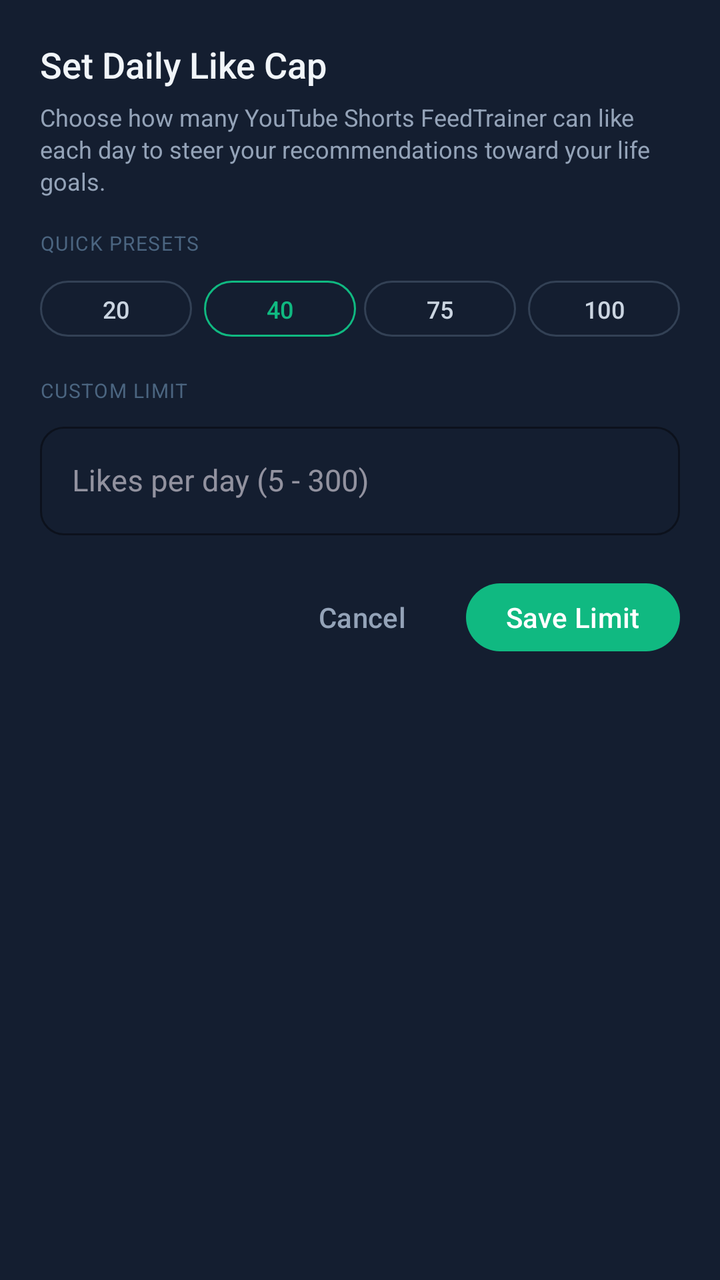
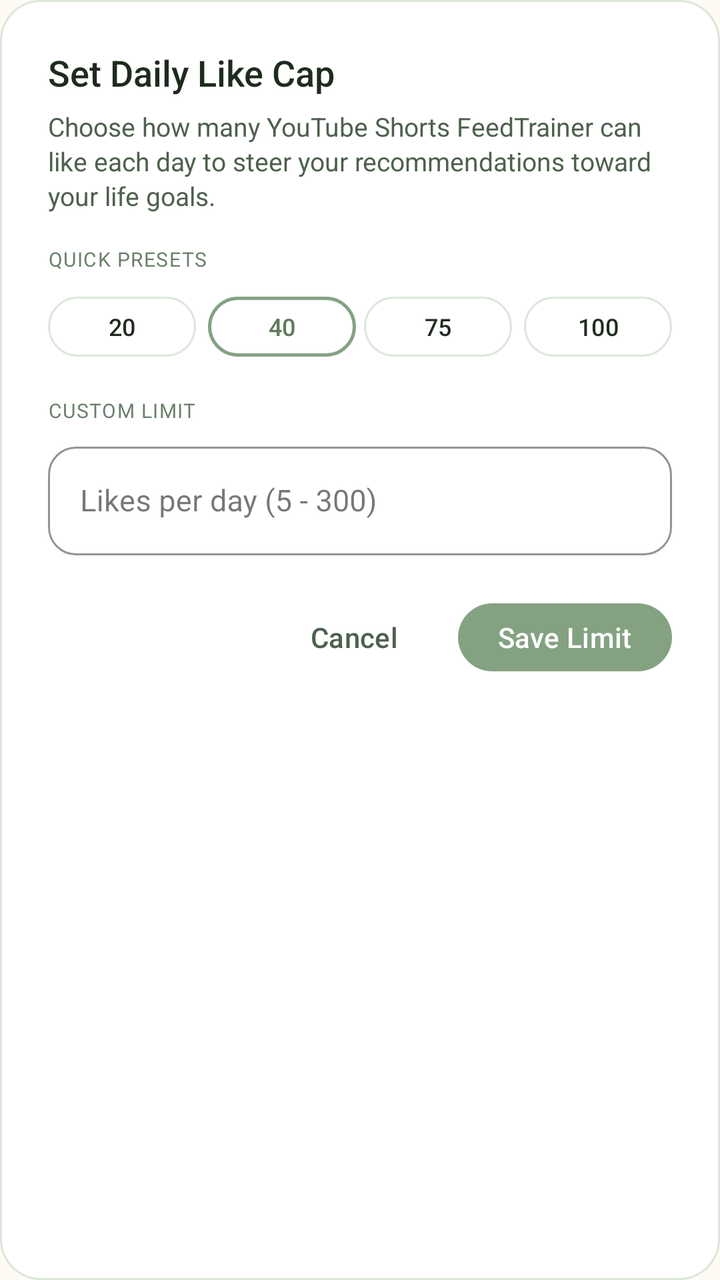

Compare the two renders of this Android layout. The source of the first and the diff that turns it into the second are given below.
<!-- AndroidManifest.xml: application theme Theme.FeedTrainer -->
<!-- res/layout/dialog_edit_daily_cap.xml -->
<?xml version="1.0" encoding="utf-8"?>
<LinearLayout xmlns:android="http://schemas.android.com/apk/res/android"
    xmlns:app="http://schemas.android.com/apk/res-auto"
    android:layout_width="match_parent"
    android:layout_height="wrap_content"
    android:orientation="vertical"
    android:padding="20dp"
    android:background="#141E30">

    <TextView
        android:layout_width="wrap_content"
        android:layout_height="wrap_content"
        android:text="Set Daily Like Cap"
        android:textColor="#F1F5F9"
        android:textSize="18sp"
        android:fontFamily="sans-serif-medium" />

    <TextView
        android:layout_width="match_parent"
        android:layout_height="wrap_content"
        android:text="Choose how many YouTube Shorts FeedTrainer can like each day to steer your recommendations toward your life goals."
        android:textColor="#94A3B8"
        android:textSize="12sp"
        android:lineSpacingExtra="2dp"
        android:layout_marginTop="6dp"
        android:layout_marginBottom="16dp" />

    
    <TextView
        android:layout_width="wrap_content"
        android:layout_height="wrap_content"
        android:text="QUICK PRESETS"
        android:textColor="#4B6580"
        android:textSize="10sp"
        android:letterSpacing="0.05"
        android:layout_marginBottom="8dp" />

    <LinearLayout
        android:layout_width="match_parent"
        android:layout_height="wrap_content"
        android:orientation="horizontal"
        android:layout_marginBottom="16dp">

        <com.google.android.material.button.MaterialButton
            android:id="@+id/btnPreset20"
            style="@style/Widget.Material3.Button.OutlinedButton"
            android:layout_width="0dp"
            android:layout_height="36dp"
            android:layout_weight="1"
            android:text="20"
            android:textSize="12sp"
            android:textColor="#CBD5E1"
            app:strokeColor="#334155"
            app:strokeWidth="1dp"
            app:cornerRadius="18dp"
            android:layout_marginEnd="4dp" />

        <com.google.android.material.button.MaterialButton
            android:id="@+id/btnPreset40"
            style="@style/Widget.Material3.Button.OutlinedButton"
            android:layout_width="0dp"
            android:layout_height="36dp"
            android:layout_weight="1"
            android:text="40"
            android:textSize="12sp"
            android:textColor="#10B981"
            app:strokeColor="#10B981"
            app:strokeWidth="1dp"
            app:cornerRadius="18dp"
            android:layout_marginStart="2dp"
            android:layout_marginEnd="2dp" />

        <com.google.android.material.button.MaterialButton
            android:id="@+id/btnPreset75"
            style="@style/Widget.Material3.Button.OutlinedButton"
            android:layout_width="0dp"
            android:layout_height="36dp"
            android:layout_weight="1"
            android:text="75"
            android:textSize="12sp"
            android:textColor="#CBD5E1"
            app:strokeColor="#334155"
            app:strokeWidth="1dp"
            app:cornerRadius="18dp"
            android:layout_marginStart="2dp"
            android:layout_marginEnd="2dp" />

        <com.google.android.material.button.MaterialButton
            android:id="@+id/btnPreset100"
            style="@style/Widget.Material3.Button.OutlinedButton"
            android:layout_width="0dp"
            android:layout_height="36dp"
            android:layout_weight="1"
            android:text="100"
            android:textSize="12sp"
            android:textColor="#CBD5E1"
            app:strokeColor="#334155"
            app:strokeWidth="1dp"
            app:cornerRadius="18dp"
            android:layout_marginStart="4dp" />
    </LinearLayout>

    
    <TextView
        android:layout_width="wrap_content"
        android:layout_height="wrap_content"
        android:text="CUSTOM LIMIT"
        android:textColor="#4B6580"
        android:textSize="10sp"
        android:letterSpacing="0.05"
        android:layout_marginBottom="6dp" />

    <com.google.android.material.textfield.TextInputLayout
        style="@style/Widget.MaterialComponents.TextInputLayout.OutlinedBox"
        android:layout_width="match_parent"
        android:layout_height="wrap_content"
        app:boxStrokeColor="#10B981"
        app:boxCornerRadiusTopStart="12dp"
        app:boxCornerRadiusTopEnd="12dp"
        app:boxCornerRadiusBottomStart="12dp"
        app:boxCornerRadiusBottomEnd="12dp"
        android:layout_marginBottom="20dp">

        <com.google.android.material.textfield.TextInputEditText
            android:id="@+id/etCustomCap"
            android:layout_width="match_parent"
            android:layout_height="wrap_content"
            android:inputType="number"
            android:textColor="#F1F5F9"
            android:textSize="15sp"
            android:hint="Likes per day (5 - 300)"
            android:textColorHint="#475569" />
    </com.google.android.material.textfield.TextInputLayout>

    
    <LinearLayout
        android:layout_width="match_parent"
        android:layout_height="wrap_content"
        android:orientation="horizontal"
        android:gravity="end">

        <com.google.android.material.button.MaterialButton
            android:id="@+id/btnCancelCap"
            style="@style/Widget.Material3.Button.TextButton"
            android:layout_width="wrap_content"
            android:layout_height="42dp"
            android:text="Cancel"
            android:textColor="#94A3B8"
            android:layout_marginEnd="8dp" />

        <com.google.android.material.button.MaterialButton
            android:id="@+id/btnSaveCap"
            android:layout_width="wrap_content"
            android:layout_height="42dp"
            android:text="Save Limit"
            android:textColor="#FFFFFF"
            app:backgroundTint="#10B981"
            app:cornerRadius="21dp"
            android:paddingStart="20dp"
            android:paddingEnd="20dp" />
    </LinearLayout>
</LinearLayout>
<!-- resources referenced by this layout -->
<resources>
  <style name="Theme.FeedTrainer" parent="Theme.Material3.Dark.NoActionBar">
          <item name="colorPrimary">@color/primary</item>
          <item name="colorOnPrimary">@color/on_primary</item>
          <item name="colorPrimaryContainer">@color/primary_container</item>
          <item name="colorSurface">@color/surface_dark</item>
          <item name="colorSurfaceVariant">@color/surface_card</item>
          <item name="android:statusBarColor">#0B1120</item>
          <item name="android:windowBackground">@color/bg_dark</item>
          <item name="android:navigationBarColor">#0B1120</item>
          <item name="android:windowLightStatusBar">false</item>
      </style>
  <color name="primary">#10B981</color>
  <color name="on_primary">#FFFFFF</color>
  <color name="primary_container">#064E3B</color>
  <color name="surface_dark">#1E293B</color>
  <color name="surface_card">#243248</color>
  <color name="bg_dark">#0F172A</color>
</resources>

<!-- the commit's change to res/layout/dialog_edit_daily_cap.xml (unified diff, before → after) -->
@@ -4,14 +4,14 @@
     android:layout_width="match_parent"
     android:layout_height="wrap_content"
     android:orientation="vertical"
-    android:padding="20dp"
-    android:background="#141E30">
+    android:padding="24dp"
+    android:background="@drawable/bg_card">
 
     <TextView
         android:layout_width="wrap_content"
         android:layout_height="wrap_content"
         android:text="Set Daily Like Cap"
-        android:textColor="#F1F5F9"
+        android:textColor="@color/brand_dark"
         android:textSize="18sp"
         android:fontFamily="sans-serif-medium" />
 
@@ -19,8 +19,8 @@
         android:layout_width="match_parent"
         android:layout_height="wrap_content"
         android:text="Choose how many YouTube Shorts FeedTrainer can like each day to steer your recommendations toward your life goals."
-        android:textColor="#94A3B8"
-        android:textSize="12sp"
+        android:textColor="@color/text_secondary"
+        android:textSize="13sp"
         android:lineSpacingExtra="2dp"
         android:layout_marginTop="6dp"
         android:layout_marginBottom="16dp" />
@@ -30,7 +30,7 @@
         android:layout_width="wrap_content"
         android:layout_height="wrap_content"
         android:text="QUICK PRESETS"
-        android:textColor="#4B6580"
+        android:textColor="@color/brand_text_muted"
         android:textSize="10sp"
         android:letterSpacing="0.05"
         android:layout_marginBottom="8dp" />
@@ -45,28 +45,28 @@
             android:id="@+id/btnPreset20"
             style="@style/Widget.Material3.Button.OutlinedButton"
             android:layout_width="0dp"
-            android:layout_height="36dp"
+            android:layout_height="38dp"
             android:layout_weight="1"
             android:text="20"
             android:textSize="12sp"
-            android:textColor="#CBD5E1"
-            app:strokeColor="#334155"
+            android:textColor="@color/brand_dark"
+            app:strokeColor="@color/brand_border"
             app:strokeWidth="1dp"
-            app:cornerRadius="18dp"
+            app:cornerRadius="19dp"
             android:layout_marginEnd="4dp" />
 
         <com.google.android.material.button.MaterialButton
             android:id="@+id/btnPreset40"
             style="@style/Widget.Material3.Button.OutlinedButton"
             android:layout_width="0dp"
-            android:layout_height="36dp"
+            android:layout_height="38dp"
             android:layout_weight="1"
             android:text="40"
             android:textSize="12sp"
-            android:textColor="#10B981"
-            app:strokeColor="#10B981"
-            app:strokeWidth="1dp"
-            app:cornerRadius="18dp"
+            android:textColor="@color/brand_moss_dark"
+            app:strokeColor="@color/brand_moss"
+            app:strokeWidth="1.5dp"
+            app:cornerRadius="19dp"
             android:layout_marginStart="2dp"
             android:layout_marginEnd="2dp" />
 
@@ -74,14 +74,14 @@
             android:id="@+id/btnPreset75"
             style="@style/Widget.Material3.Button.OutlinedButton"
             android:layout_width="0dp"
-            android:layout_height="36dp"
+            android:layout_height="38dp"
             android:layout_weight="1"
             android:text="75"
             android:textSize="12sp"
-            android:textColor="#CBD5E1"
-            app:strokeColor="#334155"
+            android:textColor="@color/brand_dark"
+            app:strokeColor="@color/brand_border"
             app:strokeWidth="1dp"
-            app:cornerRadius="18dp"
+            app:cornerRadius="19dp"
             android:layout_marginStart="2dp"
             android:layout_marginEnd="2dp" />
 
@@ -89,14 +89,14 @@
             android:id="@+id/btnPreset100"
             style="@style/Widget.Material3.Button.OutlinedButton"
             android:layout_width="0dp"
-            android:layout_height="36dp"
+            android:layout_height="38dp"
             android:layout_weight="1"
             android:text="100"
             android:textSize="12sp"
-            android:textColor="#CBD5E1"
-            app:strokeColor="#334155"
+            android:textColor="@color/brand_dark"
+            app:strokeColor="@color/brand_border"
             app:strokeWidth="1dp"
-            app:cornerRadius="18dp"
+            app:cornerRadius="19dp"
             android:layout_marginStart="4dp" />
     </LinearLayout>
 
@@ -105,7 +105,7 @@
         android:layout_width="wrap_content"
         android:layout_height="wrap_content"
         android:text="CUSTOM LIMIT"
-        android:textColor="#4B6580"
+        android:textColor="@color/brand_text_muted"
         android:textSize="10sp"
         android:letterSpacing="0.05"
         android:layout_marginBottom="6dp" />
@@ -114,11 +114,11 @@
         style="@style/Widget.MaterialComponents.TextInputLayout.OutlinedBox"
         android:layout_width="match_parent"
         android:layout_height="wrap_content"
-        app:boxStrokeColor="#10B981"
-        app:boxCornerRadiusTopStart="12dp"
-        app:boxCornerRadiusTopEnd="12dp"
-        app:boxCornerRadiusBottomStart="12dp"
-        app:boxCornerRadiusBottomEnd="12dp"
+        app:boxStrokeColor="@color/brand_moss"
+        app:boxCornerRadiusTopStart="14dp"
+        app:boxCornerRadiusTopEnd="14dp"
+        app:boxCornerRadiusBottomStart="14dp"
+        app:boxCornerRadiusBottomEnd="14dp"
         android:layout_marginBottom="20dp">
 
         <com.google.android.material.textfield.TextInputEditText
@@ -126,10 +126,10 @@
             android:layout_width="match_parent"
             android:layout_height="wrap_content"
             android:inputType="number"
-            android:textColor="#F1F5F9"
+            android:textColor="@color/brand_dark"
             android:textSize="15sp"
             android:hint="Likes per day (5 - 300)"
-            android:textColorHint="#475569" />
+            android:textColorHint="@color/text_muted" />
     </com.google.android.material.textfield.TextInputLayout>
 
     
@@ -145,7 +145,7 @@
             android:layout_width="wrap_content"
             android:layout_height="42dp"
             android:text="Cancel"
-            android:textColor="#94A3B8"
+            android:textColor="@color/text_secondary"
             android:layout_marginEnd="8dp" />
 
         <com.google.android.material.button.MaterialButton
@@ -153,8 +153,8 @@
             android:layout_width="wrap_content"
             android:layout_height="42dp"
             android:text="Save Limit"
-            android:textColor="#FFFFFF"
-            app:backgroundTint="#10B981"
+            android:textColor="@color/white"
+            app:backgroundTint="@color/brand_moss"
             app:cornerRadius="21dp"
             android:paddingStart="20dp"
             android:paddingEnd="20dp" />
<!-- resource entries referenced after the edit -->
@@ -1,21 +1,35 @@
 <!-- resources referenced by this layout -->
 <resources>
-  <style name="Theme.FeedTrainer" parent="Theme.Material3.Dark.NoActionBar">
-          <item name="colorPrimary">@color/primary</item>
-          <item name="colorOnPrimary">@color/on_primary</item>
-          <item name="colorPrimaryContainer">@color/primary_container</item>
-          <item name="colorSurface">@color/surface_dark</item>
-          <item name="colorSurfaceVariant">@color/surface_card</item>
-          <item name="android:statusBarColor">#0B1120</item>
-          <item name="android:windowBackground">@color/bg_dark</item>
-          <item name="android:navigationBarColor">#0B1120</item>
-          <item name="android:windowLightStatusBar">false</item>
+  <color name="brand_border">#DCE7DA</color>
+  <color name="brand_dark">#1E2B1E</color>
+  <color name="brand_moss">#84A282</color>
+  <color name="brand_moss_dark">#5C7B5A</color>
+  <color name="brand_text_muted">#6B7F6A</color>
+  <color name="text_muted">#778B76</color>
+  <color name="text_secondary">#4E614D</color>
+  <color name="white">#FFFFFFFF</color>
+  <!-- drawable bg_card (drawable) -->
+  <?xml version="1.0" encoding="utf-8"?>
+  <shape xmlns:android="http://schemas.android.com/apk/res/android"
+      android:shape="rectangle">
+      <solid android:color="@color/brand_card_bg" />
+      <stroke android:width="1dp" android:color="@color/brand_border" />
+      <corners android:radius="20dp" />
+  </shape>
+  <style name="Theme.FeedTrainer" parent="Theme.Material3.Light.NoActionBar">
+          <item name="colorPrimary">@color/brand_moss</item>
+          <item name="colorOnPrimary">@color/white</item>
+          <item name="colorPrimaryContainer">@color/brand_sage_light</item>
+          <item name="colorSurface">@color/brand_card_bg</item>
+          <item name="colorSurfaceVariant">@color/brand_cream</item>
+          <item name="android:statusBarColor">@color/brand_cream</item>
+          <item name="android:windowBackground">@color/brand_cream</item>
+          <item name="android:navigationBarColor">@color/brand_cream</item>
+          <item name="android:windowLightStatusBar">true</item>
+          <item name="android:windowLightNavigationBar">true</item>
       </style>
-  <color name="primary">#10B981</color>
-  <color name="on_primary">#FFFFFF</color>
-  <color name="primary_container">#064E3B</color>
-  <color name="surface_dark">#1E293B</color>
-  <color name="surface_card">#243248</color>
-  <color name="bg_dark">#0F172A</color>
+  <color name="brand_card_bg">#FFFFFF</color>
+  <color name="brand_sage_light">#EAF2E8</color>
+  <color name="brand_cream">#FEFAF3</color>
 </resources>
 
